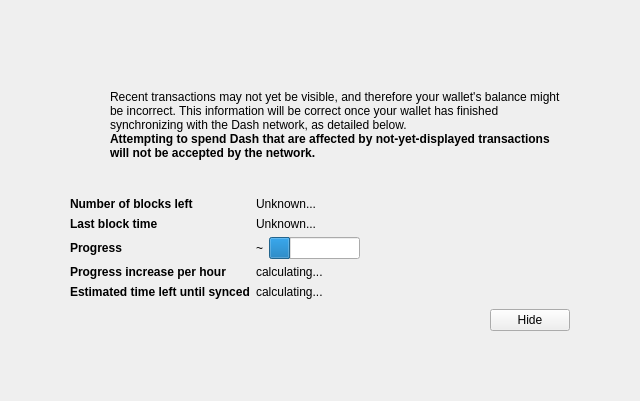
First picture: the form in src/qt/forms/modaloverlay.ui, repository dashpay/dash, before the edit.
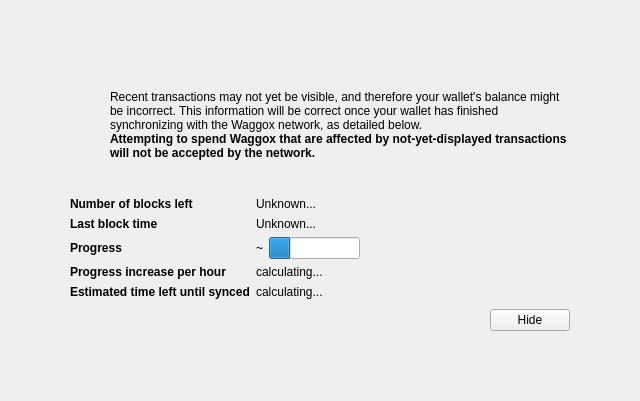
Second picture: the form after the edit. Icons and pictures are not drawn. Custom widgets are drawn as their Qt base class.

Diff of the .ui file:
```diff
--- a/src/qt/forms/modaloverlay.ui
+++ b/src/qt/forms/modaloverlay.ui
@@ -128,7 +128,7 @@
              <item>
               <widget class="QLabel" name="infoText">
                <property name="text">
-                <string>Recent transactions may not yet be visible, and therefore your wallet's balance might be incorrect. This information will be correct once your wallet has finished synchronizing with the Dash network, as detailed below.</string>
+                <string>Recent transactions may not yet be visible, and therefore your wallet's balance might be incorrect. This information will be correct once your wallet has finished synchronizing with the Waggox network, as detailed below.</string>
                </property>
                <property name="textFormat">
                 <enum>Qt::RichText</enum>
@@ -147,7 +147,7 @@
                 </font>
                </property>
                <property name="text">
-                <string>Attempting to spend Dash that are affected by not-yet-displayed transactions will not be accepted by the network.</string>
+                <string>Attempting to spend Waggox that are affected by not-yet-displayed transactions will not be accepted by the network.</string>
                </property>
                <property name="textFormat">
                 <enum>Qt::RichText</enum>
```
